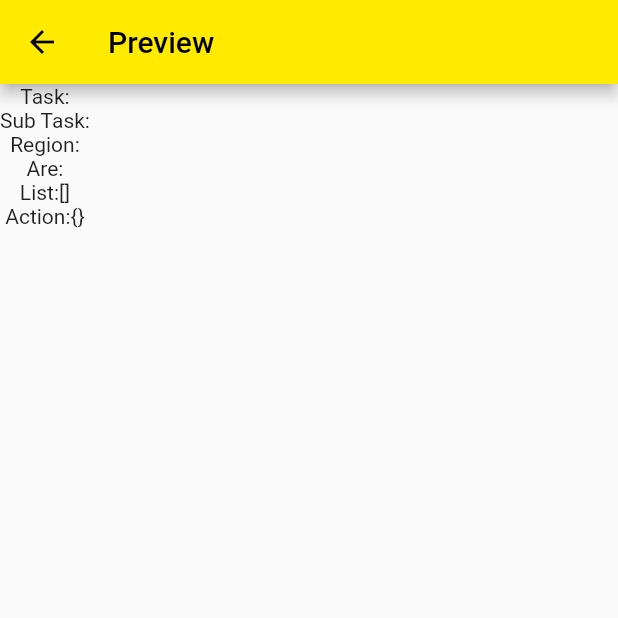
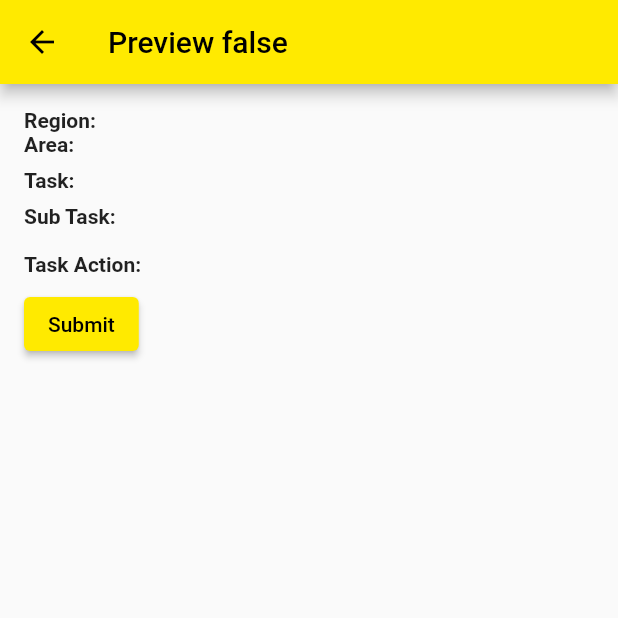
Before and after one commit to Sun-King-Risk/fieldapp_rcm, a Flutter app: the PreviewScreenNew screen opened directly with empty values, on a phone screen of 412 x 824 dp, the top half of it. Run offline on Flutter 3.47's test engine with Material 2 defaults, Android fonts, the phone set to English and light mode, and no system bars; our stand-ins replace camera, cloud_firestore, firebase_auth, firebase_core, firebase_messaging, firebase_storage and 11 more; missing offline and left inert: amplify_auth_cognito, amplify_authenticator, amplify_core, amplify_flutter, amplify_storage_s3, aws_s3_private_flutter and 8 more; accounts and stored records are empty.

Commit message:
UI update

```diff
--- a/lib/new_design.dart
+++ b/lib/new_design.dart
@@ -830,7 +830,7 @@ class PortfolioTable extends StatefulWidget {
 }
 
 class _PortfolioTableState extends State<PortfolioTable> {
-  List? taskDataList = []; // List to store selected items
+  List<Map<String, dynamic>> taskDataList = []; // List to store selected items
   int currentPage = 1;
   int itemsPerPage = 10;
   List? taskData = [];
@@ -987,8 +987,12 @@ class ActionScreenNew extends StatefulWidget {
 
 class _ActionScreenNewState extends State<ActionScreenNew> {
   bool target = false;
+  List<String> items = ["Item 1", "Item 2"];
+  Map<String, String> selectedValues = {};
   List<String> _priorities = ['High', 'Medium', 'Low'];
   Map<String, Map<String, String>> _actions = {};
+  List<String> textFieldValues = [];
+  List<String> dropdownValues = [];
 
   @override
   Widget build(BuildContext context) {
@@ -999,7 +1003,6 @@ class _ActionScreenNewState extends State<ActionScreenNew> {
       body: Container(
         child: Column(
           children: [
-            Text(widget.taskdata.toString()),
             Expanded(
               child: target
                   ? ListView.builder(
@@ -1063,25 +1066,28 @@ class _ActionScreenNewState extends State<ActionScreenNew> {
                   );
                 },
               )
-                  : ListView.builder(
-                itemCount: 5,
-                itemBuilder: (context, index) {
-                  List? data = widget.taskdata;
-                  print("$data");
-                  String dataaction =  widget.taskdata![index].toString();
-                  if (!_actions.containsKey(data)) {
-                    _actions["customer"] = {'action': '', 'priority': _priorities[0]};
-                    //print( _actions[dataaction]);
+                  :ListView.builder(
+                itemCount: widget.taskdata!.length,
+                itemBuilder: (context,int index) {
+                  Map<String, dynamic> data = widget.taskdata![index];
+                  String agent = data['Agent'];
+                  if (!_actions.containsKey(agent)) {
+                    _actions[agent] = {'action': '', 'priority': _priorities[0]};
                   }
+                  //String priority = data['Priority'];
+                  //String actionPlan = data['ActionPlan'];
+                  String datanew = widget.taskdata![index].toString();
                   return Card(
-                    elevation: 6,
                       child: Padding(
                         padding: const EdgeInsets.all(16),
                   child: Column(
+
                     crossAxisAlignment: CrossAxisAlignment.start,
                     children: [
+                      Text(datanew),
+                      Text(_actions[agent].toString()),
                       Text(
-                            'Name: ${data![index]['Agent']}',
+                        'Name: $agent',
                         style: TextStyle(fontWeight: FontWeight.bold),
                       ),
                       SizedBox(height: 8),
@@ -1091,38 +1097,35 @@ class _ActionScreenNewState extends State<ActionScreenNew> {
                           labelText: 'Action Plan',
                         ),
                         onChanged: (value) {
+                          print(value);
                           setState(() {
-                                print(value);
-                                 _actions[dataaction]!['action'] = value;
-                                 print("Action ${ _actions[dataaction]!['action']}");
+                            _actions[agent]!['action'] = value;
                           });
                         },
                         maxLines: 3,
                       ),
                       SizedBox(height: 8),
-                          Text('Priority'),
-                          DropdownButtonFormField<String>(
-                            value: _actions[data]?['priority'],
-                            items: _priorities.map((priority) {
-                              return DropdownMenuItem<String>(
-                                value: priority,
-                                child: Text(priority),
-                              );
-                            }).toSet().toList(),
-                            onChanged: (value) {
+                      AppDropDown(
+                          disable: true,
+                          label: "Priority",
+                          items: _priorities,
+                          hint: "Priority",
+                          onChanged: (value){
+                            setState(() {
+                              _actions[agent]!['priority'] = value;
+                            });
+
                             print(value);
-                              setState(() {
-                                _actions["plan"]!['priority'] = value!;
-                                print("Denn ${_actions}");
-                              });
-                            },
-                          ),
+                          })
+
                     ],
-                      ),
-                    ),
+                  )
+                      )
+
                   );
                 },
               ),
+
             ),
             ElevatedButton(
               onPressed: () {
@@ -1138,7 +1141,7 @@ class _ActionScreenNewState extends State<ActionScreenNew> {
                           customers:widget.taskdata,
                           actions: _actions!,
                     )));
-                print(  _actions);
+                print(   _actions);
 
 
               },
@@ -1181,21 +1184,124 @@ class _PreviewScreenNewState extends State<PreviewScreenNew> {
     super.initState();
   }
   Widget build(BuildContext context) {
-    return  Scaffold(
+     return Scaffold(
       appBar: AppBar(
-          title: Text('Preview'),
+        title: Text('Preview ${widget.target}'),
+      ),
+      body: widget.target?SingleChildScrollView(
+        padding: EdgeInsets.all(16),
+        child: Column(
+          crossAxisAlignment: CrossAxisAlignment.start,
+          children: [
+            Text(
+              'Region: ${widget.region}',
+              style: TextStyle(fontWeight: FontWeight.bold),
+            ),
+            Text(
+              'Area: ${widget.area}',
+              style: TextStyle(fontWeight: FontWeight.bold),
+            ),
+            SizedBox(height: 8),
+            Text(
+              'Task: ${widget.task}',
+              style: TextStyle(fontWeight: FontWeight.bold),
+            ),
+            SizedBox(height: 8),
+            Text(
+              'Sub Task: ${widget.subTask}',
+              style: TextStyle(fontWeight: FontWeight.bold),
+            ),
+            SizedBox(height: 16),
+            Text(
+              'Task Action:',
+              style: TextStyle(fontWeight: FontWeight.bold),
+            ),
+            SizedBox(height: 8),
+            Column(
+              crossAxisAlignment: CrossAxisAlignment.start,
+              children: widget.customers!.map((customer) {
+                Map<String, String>? action1 = widget.actions[customer];
+                List<String> items = customer.split("-");
+                String? perc = items[1].substring(0, items[1].length - 1);
+                double total = double.parse(action1!['target']!)+double.parse(perc!);
+                return Column(
+                  crossAxisAlignment: CrossAxisAlignment.start,
+                  children: [
+                    Text('Name: ${customer}'),
+                    SizedBox(height: 8),
+                    Text("Priority: ${action1!['priority']}"),
+                    Text("Action Plan: ${action1!['action']}"),
+                    Text('Current: ${items[1]}'),
+                    Text('Target: ${action1!['target']}'),
+                    Text('Goal: $total'),
 
+                    SizedBox(height: 8),
+                  ],
+                );
+              }).toList(),
             ),
-      body: Column(
-        mainAxisAlignment: MainAxisAlignment.start,
+            ElevatedButton(onPressed:
+                (){
+              //_save();
+            }, child: Text("Submit"))
+          ],
+        ),
+      ):
+
+      SingleChildScrollView(
+        padding: EdgeInsets.all(16),
+        child: Column(
+          crossAxisAlignment: CrossAxisAlignment.start,
           children: [
-          Text("Task:${widget.task}"),
-          Text("Sub Task:${widget.subTask}"),
-          Text("Region:${widget.region}"),
-          Text("Are:${widget.area}"),
-          Text("List:${widget.customers.toString()}"),
-          Text("Action:${widget.actions.toString()}"),
+            Text(
+              'Region: ${widget.region}',
+              style: TextStyle(fontWeight: FontWeight.bold),
+            ),
+            Text(
+              'Area: ${widget.area}',
+              style: TextStyle(fontWeight: FontWeight.bold),
+            ),
+            SizedBox(height: 8),
+            Text(
+              'Task: ${widget.task}',
+              style: TextStyle(fontWeight: FontWeight.bold),
+            ),
+            SizedBox(height: 8),
+            Text(
+              'Sub Task: ${widget.subTask}',
+              style: TextStyle(fontWeight: FontWeight.bold),
+            ),
+            SizedBox(height: 16),
+            Text(
+              'Task Action:',
+              style: TextStyle(fontWeight: FontWeight.bold),
+            ),
+            SizedBox(height: 8),
+            Column(
+              crossAxisAlignment: CrossAxisAlignment.start,
+              children: widget.customers!.map((customer) {
+                Map<String, String>? action = widget.actions[customer];
+                //List<String> items = customer.split("-");
+                // String? perc = items[1].substring(0, items[1].length - 1);
+                //double total = double.parse(action1!['target']!)+double.parse(perc!);
+                return Column(
+                  crossAxisAlignment: CrossAxisAlignment.start,
+                  children: [
+                    Text('Name: ${widget.customers}'),
+                    SizedBox(height: 8),
+                    //Text("Priority: ${action1!['priority']}"),
+                   // Text("Action Plan: ${action1!['action']}"),
+                    SizedBox(height: 8),
                   ],
+                );
+              }).toList(),
+            ),
+            ElevatedButton(onPressed:
+                (){
+             // _save();
+            }, child: Text("Submit"))
+          ],
+        ),
       ),
     );
   }
```
Lines whose indentation alone changed are shown as unchanged.
